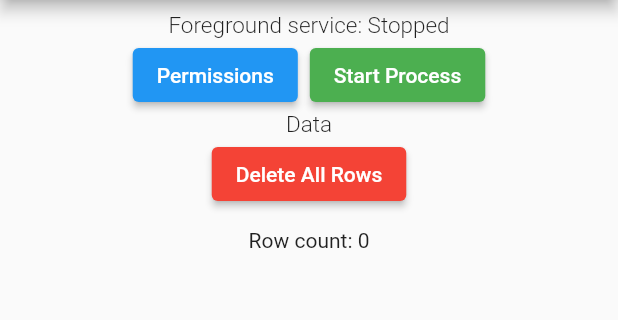
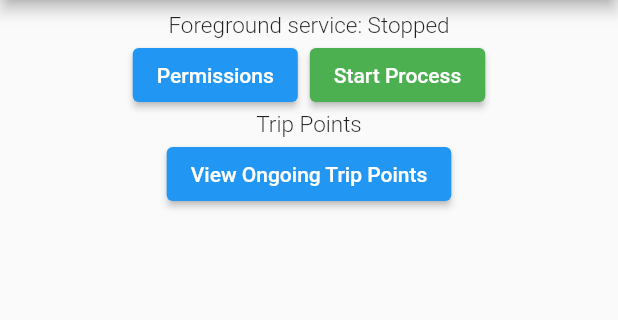
Before and after one commit to UTM-AdmiJW/DLSM-Trip-Tracking-PoF, a Flutter app: the screen it shows after launch, on a phone screen of 412 x 824 dp, the part 84-404 px from its top. Run offline on Flutter 3.47's test engine with Material 2 defaults, Android fonts, the phone set to English and light mode, and no system bars; our stand-ins replace battery_plus, flutter_riverpod, geolocator, logger, permission_handler, sqflite; missing offline and left inert: flutter_activity_recognition, flutter_foreground_task; accounts and stored records are empty.

Commit message:
JW: Adjusted filters, separated trip point views

```diff
--- a/lib/config/routes.dart
+++ b/lib/config/routes.dart
@@ -3,9 +3,11 @@ import 'package:flutter/material.dart';
 
 import 'package:dlsm_pof/dashboard/index.dart';
 import 'package:dlsm_pof/permissions/index.dart';
+import 'package:dlsm_pof/trip_tracking/index.dart';
 
 
 final routes = <String, WidgetBuilder>{
   '/': (BuildContext context) => const DashboardPage(),
   '/permissions': (BuildContext context) => const PermissionsPage(),
+  '/trip_points': (BuildContext context) => const TripPointsPage(),
 };
--- a/lib/dashboard/view/dashboard_page.dart
+++ b/lib/dashboard/view/dashboard_page.dart
@@ -3,8 +3,7 @@ import 'package:flutter/material.dart';
 import 'package:flutter_riverpod/flutter_riverpod.dart';
 
 import '../widgets/foreground_task_button_controls.dart';
-import '../widgets/db_button_controls.dart';
-import '../widgets/tracking_data_list_view.dart';
+import '../widgets/trip_point_button_controls.dart';
 
 import 'package:dlsm_pof/config/index.dart';
 import 'package:dlsm_pof/permissions/index.dart';
@@ -18,41 +17,15 @@ class DashboardPage extends ConsumerStatefulWidget {
 }
 
 
+// TODO: The dashboard should show Trips. Not Ongoing TripPoints.
+// TODO: The foreground task logic should be in the main widget, not dashboard.
+
 class _DashboardPageState extends ConsumerState<DashboardPage> with WidgetsBindingObserver, RouteAware {
-
-  int rowCount = 0;
-  bool _isFetching = true;
-  List<TripPoint> tripPointList = [];
-
-
-  void setIsFetching(bool isFetching) => setState(() { _isFetching = isFetching; });
-
-
-  // TODO: Currently, it only shows the TripPoints in the database.
-  // TODO: The end product should show aggregated Trips instead. Long way to go.
-  Future<void> updateData() async {
-    setIsFetching(true);
-
-    await updatePermissions();
-
-    TripPointDA tripPointDA = ref.read(tripPointDAProvider);
-    final rowCount = await tripPointDA.count();
-    final tripPointList = await tripPointDA.selectAll();
-
-    setState(() {
-      this.rowCount = rowCount;
-      this.tripPointList = tripPointList;
-    });
-    setIsFetching(false);
-  }
 
   Future<void> updatePermissions() async {
     final permissionStateNotifier = ref.read(permissionsStateProvider.notifier);
     await permissionStateNotifier.updatePermissions();
   }
-
-
-
 
   @override
   void didChangeAppLifecycleState(AppLifecycleState state) {
@@ -64,11 +37,9 @@ class _DashboardPageState extends ConsumerState<DashboardPage> with WidgetsBindi
   @override void didPopNext() => updatePermissions();
 
 
-
   @override
   void initState() {
     super.initState();
-    updateData();
 
     WidgetsBinding.instance.addObserver(this);
     WidgetsBinding.instance.addPostFrameCallback((_) {
@@ -103,16 +74,12 @@ class _DashboardPageState extends ConsumerState<DashboardPage> with WidgetsBindi
         centerTitle: true,
       ),
       body: RefreshIndicator(
-        onRefresh: updateData,
+        onRefresh: updatePermissions,
         child: ListView(
           padding: const EdgeInsets.all(8),
-          children: [
-            const ForegroundTaskButtonControls(),
-            DbButtonControls(onStart: ()=> setIsFetching(true), onComplete: updateData),
-            const SizedBox(height: 12),
-            Center(child: Text('Row count: $rowCount')),
-            const SizedBox(height: 12),
-            TripPointListView(tripPointList: tripPointList, isFetching: _isFetching),
+          children: const [
+            ForegroundTaskButtonControls(),
+            TripPointButtonControls(),
           ],
         ),
       )
--- a/lib/dashboard/widgets/db_button_controls.dart
+++ /dev/null
@@ -1,41 +0,0 @@
-import 'package:flutter/material.dart';
-import 'package:flutter_riverpod/flutter_riverpod.dart';
-
-import 'package:dlsm_pof/trip_tracking/index.dart';
-
-
-
-class DbButtonControls extends ConsumerWidget {
-  final Function onStart;
-  final Function onComplete;
-
-  const DbButtonControls({
-    Key? key,
-    required this.onStart,
-    required this.onComplete,
-  }) : super(key: key);
-
-
-  void deleteAllRows(TripPointDA trackingDataDA) async {
-    onStart();
-    await trackingDataDA.deleteAll();
-    onComplete();
-  }
-
-
-  @override
-  Widget build(BuildContext context, WidgetRef ref) {
-    final trackingDataDA = ref.watch(tripPointDAProvider);
-
-    return Column(
-      children: [
-        const Text("Data", style: TextStyle(fontSize: 15, fontWeight: FontWeight.w300)),
-        ElevatedButton(
-          style: ElevatedButton.styleFrom(backgroundColor: Colors.red, foregroundColor: Colors.white),
-          onPressed: ()=> deleteAllRows(trackingDataDA),
-          child: const Text("Delete All Rows"),
-        ),
-      ],
-    );
-  }
-}
--- /dev/null
+++ b/lib/dashboard/widgets/trip_point_button_controls.dart
@@ -0,0 +1,31 @@
+import 'package:flutter/material.dart';
+import 'package:flutter_riverpod/flutter_riverpod.dart';
+
+
+
+class TripPointButtonControls extends ConsumerWidget {
+
+  const TripPointButtonControls({
+    Key? key
+  }) : super(key: key);
+
+
+  @override
+  Widget build(BuildContext context, WidgetRef ref) {
+    return Column(
+      children: [
+        const Text("Trip Points", style: TextStyle(fontSize: 15, fontWeight: FontWeight.w300)),
+        Row(
+          mainAxisAlignment: MainAxisAlignment.center,
+          children: [
+            ElevatedButton(
+              style: ElevatedButton.styleFrom(backgroundColor: Colors.blue, foregroundColor: Colors.white),
+              onPressed: ()=> Navigator.of(context).pushNamed("/trip_points"),
+              child: const Text("View Ongoing Trip Points"),
+            ),
+          ],
+        ),
+      ],
+    );
+  }
+}
--- a/lib/trip_tracking/data_access/trip_point_da.dart
+++ b/lib/trip_tracking/data_access/trip_point_da.dart
@@ -22,7 +22,8 @@ class TripPointDA extends SqfliteDA {
       timestamp TEXT NOT NULL,
       latitude REAL NOT NULL,
       longitude REAL NOT NULL,
-      speed REAL NOT NULL
+      speed REAL NOT NULL,
+      filter TEXT
     )
   ''';
 
@@ -71,6 +72,7 @@ class TripPointDA extends SqfliteDA {
     return List.generate(maps.length, (i) {
       return TripPoint(
         id: maps[i]['id'],
+        filter: maps[i]['filter'],
         timestamp: DateTime.parse(maps[i]['timestamp']),
         latitude: maps[i]['latitude'],
         longitude: maps[i]['longitude'],
--- a/lib/trip_tracking/index.dart
+++ b/lib/trip_tracking/index.dart
@@ -10,3 +10,5 @@ export 'services/activity_recognition_service.dart';
 
 export 'states/foreground_task_state.dart';
 export 'states/trip_point_state.dart';
+
+export 'views/trip_points_page.dart';
--- a/lib/trip_tracking/services/trip_detection_service.dart
+++ b/lib/trip_tracking/services/trip_detection_service.dart
@@ -48,8 +48,9 @@ class TripDetectionService {
       _logger.i("Activity Update: ${activity.type.name}");
 
       if (
-        activity.type == ActivityType.IN_VEHICLE
-        && !_tripTrackingService.isTripTracingLogicRunning
+        activity.type == ActivityType.IN_VEHICLE &&
+        activity.confidence != ActivityConfidence.LOW &&
+        !_tripTrackingService.isTripTracingLogicRunning
       ) {
         _tripTrackingService.begin();
       }
--- a/lib/trip_tracking/services/trip_tracking_service.dart
+++ b/lib/trip_tracking/services/trip_tracking_service.dart
@@ -1,6 +1,5 @@
 
 import 'dart:async';
-import 'package:dlsm_pof/common/index.dart';
 import 'package:geolocator/geolocator.dart';
 import 'package:flutter_riverpod/flutter_riverpod.dart';
 
@@ -9,6 +8,7 @@ import '../services/geolocator_service.dart';
 import '../model/trip_point.dart';
 import '../states/trip_point_state.dart';
 
+import 'package:dlsm_pof/common/index.dart';
 
 
 
@@ -27,7 +27,7 @@ final tripTrackingServiceProvider = Provider<TripTrackingService>((ref) {
 
 
 class TripTrackingService {
-  static const int _expiryMinutes = 10;
+  static const int _expiryMinutes = 5;
   static const int _distanceFilter = 20;
 
   final ForegroundTaskService _foregroundTaskService;
--- a/pubspec.yaml
+++ b/pubspec.yaml
@@ -18,6 +18,8 @@ dependencies:
   path: ^1.8.2
   permission_handler: ^10.2.0
   sqflite: ^2.2.6
+  douglas_peucker:
+    git: "https://github.com/AdmiJW/douglas-peucker-dart.git"
 
 dev_dependencies:
   flutter_test:
```
Also changed, not shown: lib/main.dart (+0 -8 lines), lib/trip_tracking/model/trip_point.dart (+23 -0 lines), lib/trip_tracking/services/trip_point_relevancy_evaluator_service.dart (added, +113 -0 lines), lib/trip_tracking/states/trip_point_state.dart (+9 -83 lines), lib/trip_tracking/views/trip_points_page.dart (added, +93 -0 lines), lib/trip_tracking/widgets/trip_points_list.dart (renamed from lib/dashboard/widgets/tracking_data_list_view.dart, +6 -3 lines), pubspec.lock.
